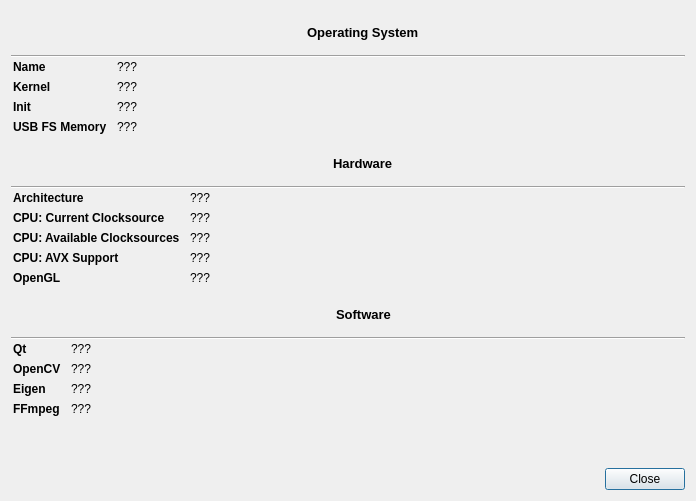
The window that src/sysinfodialog.ui (syntalos/syntalos) describes before a commit, drawn with Qt 5.
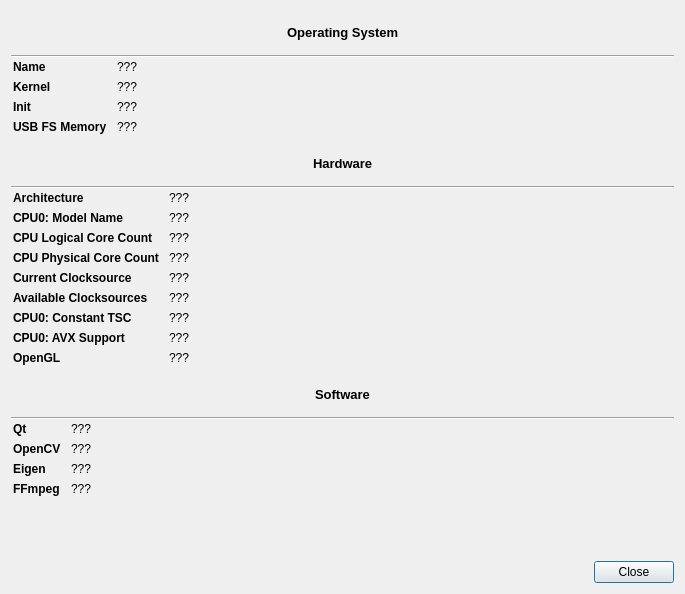
The same window after the commit.

Commit message: Add some more information to the SysInfo dialog

```diff
--- a/src/sysinfodialog.ui
+++ b/src/sysinfodialog.ui
@@ -6,8 +6,8 @@
    <rect>
     <x>0</x>
     <y>0</y>
-    <width>696</width>
-    <height>501</height>
+    <width>685</width>
+    <height>594</height>
    </rect>
   </property>
   <property name="windowTitle">
@@ -94,6 +94,22 @@
            </property>
           </spacer>
          </item>
+         <item>
+          <widget class="QWidget" name="padding1" native="true">
+           <property name="minimumSize">
+            <size>
+             <width>24</width>
+             <height>24</height>
+            </size>
+           </property>
+           <property name="maximumSize">
+            <size>
+             <width>24</width>
+             <height>24</height>
+            </size>
+           </property>
+          </widget>
+         </item>
         </layout>
        </widget>
       </item>
@@ -283,6 +299,22 @@
            </property>
           </spacer>
          </item>
+         <item>
+          <widget class="QWidget" name="padding2" native="true">
+           <property name="minimumSize">
+            <size>
+             <width>24</width>
+             <height>24</height>
+            </size>
+           </property>
+           <property name="maximumSize">
+            <size>
+             <width>24</width>
+             <height>24</height>
+            </size>
+           </property>
+          </widget>
+         </item>
         </layout>
        </widget>
       </item>
@@ -328,6 +360,72 @@
          </widget>
         </item>
         <item row="1" column="0">
+         <widget class="QLabel" name="cpuModelNameLabel">
+          <property name="font">
+           <font>
+            <weight>75</weight>
+            <bold>true</bold>
+           </font>
+          </property>
+          <property name="text">
+           <string>CPU0: Model Name</string>
+          </property>
+         </widget>
+        </item>
+        <item row="1" column="1">
+         <widget class="QLabel" name="valCPU0ModelName">
+          <property name="font">
+           <font>
+            <weight>50</weight>
+            <bold>false</bold>
+           </font>
+          </property>
+          <property name="text">
+           <string>???</string>
+          </property>
+         </widget>
+        </item>
+        <item row="2" column="0">
+         <widget class="QLabel" name="cpuLogicalCoreCountLabel">
+          <property name="font">
+           <font>
+            <weight>75</weight>
+            <bold>true</bold>
+           </font>
+          </property>
+          <property name="text">
+           <string>CPU Logical Core Count</string>
+          </property>
+         </widget>
+        </item>
+        <item row="2" column="1">
+         <widget class="QLabel" name="valLogicalCores">
+          <property name="text">
+           <string>???</string>
+          </property>
+         </widget>
+        </item>
+        <item row="3" column="0">
+         <widget class="QLabel" name="cpuPhysicalCoreCountLabel">
+          <property name="font">
+           <font>
+            <weight>75</weight>
+            <bold>true</bold>
+           </font>
+          </property>
+          <property name="text">
+           <string>CPU Physical Core Count</string>
+          </property>
+         </widget>
+        </item>
+        <item row="3" column="1">
+         <widget class="QLabel" name="valPhysicalCores">
+          <property name="text">
+           <string>???</string>
+          </property>
+         </widget>
+        </item>
+        <item row="4" column="0">
          <widget class="QLabel" name="currentClocksourceLabel">
           <property name="font">
            <font>
@@ -336,19 +434,26 @@
            </font>
           </property>
           <property name="text">
-           <string>CPU: Current Clocksource</string>
+           <string>Current Clocksource</string>
           </property>
          </widget>
         </item>
-        <item row="1" column="1">
+        <item row="4" column="1">
          <widget class="QLabel" name="valClocksourceCurrent">
           <property name="text">
            <string>???</string>
           </property>
          </widget>
         </item>
-        <item row="2" column="0">
-         <widget class="QLabel" name="availableClocksourcesLabel">
+        <item row="6" column="1">
+         <widget class="QLabel" name="valConstantTSC">
+          <property name="text">
+           <string>???</string>
+          </property>
+         </widget>
+        </item>
+        <item row="8" column="0">
+         <widget class="QLabel" name="avxSupportLabel">
           <property name="font">
            <font>
             <weight>75</weight>
@@ -356,18 +461,18 @@
            </font>
           </property>
           <property name="text">
-           <string>CPU: Available Clocksources</string>
+           <string>CPU0: AVX Support</string>
           </property>
          </widget>
         </item>
-        <item row="2" column="1">
-         <widget class="QLabel" name="valClocksourceAvailable">
+        <item row="8" column="1">
+         <widget class="QLabel" name="valAVX">
           <property name="text">
            <string>???</string>
           </property>
          </widget>
         </item>
-        <item row="4" column="0">
+        <item row="9" column="0">
          <widget class="QLabel" name="openGLLabel">
           <property name="font">
            <font>
@@ -380,15 +485,15 @@
           </property>
          </widget>
         </item>
-        <item row="4" column="1">
+        <item row="9" column="1">
          <widget class="QLabel" name="valOpenGL">
           <property name="text">
            <string>???</string>
           </property>
          </widget>
         </item>
-        <item row="3" column="0">
-         <widget class="QLabel" name="avxSupportLabel">
+        <item row="6" column="0">
+         <widget class="QLabel" name="constantTSCLabel">
           <property name="font">
            <font>
             <weight>75</weight>
@@ -396,12 +501,25 @@
            </font>
           </property>
           <property name="text">
-           <string>CPU: AVX Support</string>
+           <string>CPU0: Constant TSC</string>
           </property>
          </widget>
         </item>
-        <item row="3" column="1">
-         <widget class="QLabel" name="valAVX">
+        <item row="5" column="0">
+         <widget class="QLabel" name="availableClocksourcesLabel">
+          <property name="font">
+           <font>
+            <weight>75</weight>
+            <bold>true</bold>
+           </font>
+          </property>
+          <property name="text">
+           <string>Available Clocksources</string>
+          </property>
+         </widget>
+        </item>
+        <item row="5" column="1">
+         <widget class="QLabel" name="valClocksourceAvailable">
           <property name="text">
            <string>???</string>
           </property>
@@ -492,6 +610,22 @@
            </property>
           </spacer>
          </item>
+         <item>
+          <widget class="QWidget" name="padding3" native="true">
+           <property name="minimumSize">
+            <size>
+             <width>24</width>
+             <height>24</height>
+            </size>
+           </property>
+           <property name="maximumSize">
+            <size>
+             <width>24</width>
+             <height>24</height>
+            </size>
+           </property>
+          </widget>
+         </item>
         </layout>
        </widget>
       </item>
```
The commit also changes 7 other files.
